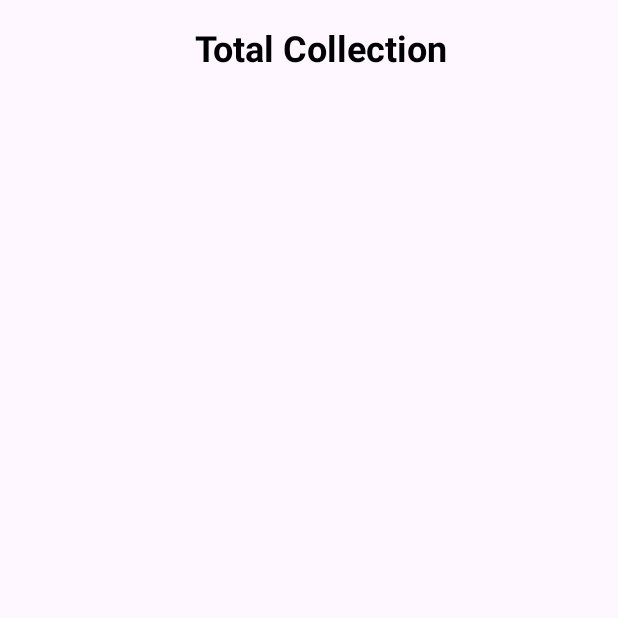
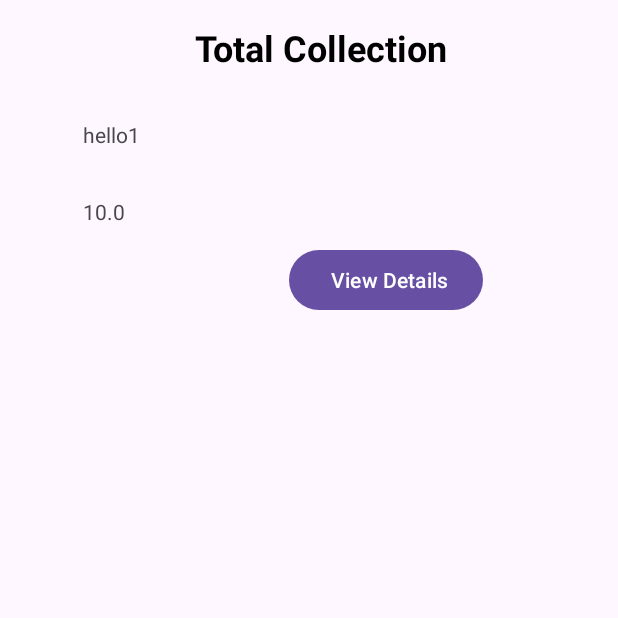
Before and after one commit to shreyasshettyb/CrowdFunding-MAD-Project, an Android app: the TotalCollection screen opened directly, with no data from a screen before it, on a phone screen of 412 x 824 dp, the top half of it. Run offline under Robolectric (Android 15) with nearby library versions, the phone set to English and light mode, and no system bars.

Commit message:
Added the recyclerview for total collection

```diff
--- /dev/null
+++ b/app/src/main/java/com/example/crowdfunding/Adapters/TotalCollectionAdapter.java
@@ -0,0 +1,61 @@
+package com.example.crowdfunding.Adapters;
+
+
+import android.view.LayoutInflater;
+import android.view.View;
+import android.view.ViewGroup;
+import android.widget.TextView;
+
+import androidx.annotation.NonNull;
+import androidx.recyclerview.widget.RecyclerView;
+
+import com.example.crowdfunding.Models.CollectorOverview;
+import com.example.crowdfunding.R;
+
+public class TotalCollectionAdapter extends RecyclerView.Adapter<TotalCollectionAdapter.ViewHolder> {
+
+    private final CollectorOverview[] localDataSet;
+
+    public static class ViewHolder extends RecyclerView.ViewHolder {
+        private final TextView collectorName, amount;
+
+        public ViewHolder(View view) {
+            super(view);
+
+            collectorName = (TextView) view.findViewById(R.id.collectorName_totalCollection);
+            amount = (TextView) view.findViewById(R.id.amount_totalCollection);
+        }
+
+        public TextView getCollectorNameTextView() {
+            return collectorName;
+        }
+        public TextView getAmountTextView() {
+            return amount;
+        }
+    }
+
+    public TotalCollectionAdapter(CollectorOverview[] dataSet) {
+        localDataSet = dataSet;
+    }
+
+    @NonNull
+    @Override
+    public ViewHolder onCreateViewHolder(ViewGroup viewGroup, int viewType) {
+        View view = LayoutInflater.from(viewGroup.getContext())
+                .inflate(R.layout.text_row_item_total_collection, viewGroup, false);
+
+        return new ViewHolder(view);
+    }
+
+    @Override
+    public void onBindViewHolder(ViewHolder viewHolder, final int position) {
+
+        viewHolder.getCollectorNameTextView().setText(localDataSet[position].getCollectorName());
+        viewHolder.getAmountTextView().setText(String.format("%s", localDataSet[position].getAmount()));
+    }
+
+    @Override
+    public int getItemCount() {
+        return localDataSet.length;
+    }
+}
--- /dev/null
+++ b/app/src/main/java/com/example/crowdfunding/DBHelpers/TransactionDBHelper.java
@@ -0,0 +1,76 @@
+package com.example.crowdfunding.DBHelpers;
+
+import android.annotation.SuppressLint;
+import android.content.ContentValues;
+import android.content.Context;
+import android.database.Cursor;
+import android.database.sqlite.SQLiteDatabase;
+import android.database.sqlite.SQLiteOpenHelper;
+import android.util.Log;
+
+import androidx.annotation.Nullable;
+
+import com.example.crowdfunding.Models.CollectorOverview;
+import com.example.crowdfunding.Models.Transaction;
+
+public class TransactionDBHelper extends SQLiteOpenHelper {
+
+    public TransactionDBHelper(@Nullable Context context, @Nullable String name, @Nullable SQLiteDatabase.CursorFactory factory, int version) {
+        super(context, name, factory, version);
+    }
+
+    @Override
+    public void onCreate(SQLiteDatabase db) {
+        String create = "CREATE TABLE transactions (donorName TEXT, upiID TEXT, transactionID TEXT PRIMARY KEY, dateTime DATETIME, amount NUMBER, collectorEmail TEXT, collectorName TEXT, fundingCode TEXT)";
+        db.execSQL(create);
+    }
+
+    @Override
+    public void onUpgrade(SQLiteDatabase db, int oldVersion, int newVersion) {
+        String drop = "DROP TABLE IF EXISTS transactions";
+        db.execSQL(drop);
+        onCreate(db);
+    }
+
+    public boolean addTransaction(Transaction t){
+        try {
+            SQLiteDatabase db = this.getWritableDatabase();
+            ContentValues values = new ContentValues();
+            values.put("donorName", t.getDonorName());
+            values.put("upiID", t.getUpiID());
+            values.put("transactionID", t.getTransactionID());
+            values.put("dateTime", t.getDateTime());
+            values.put("amount", t.getAmount());
+            values.put("collectorEmail", t.getCollectorEmail());
+            values.put("collectorName", t.getCollectorName());
+            values.put("fundingCode", t.getFundingCode());
+            long k = db.insert("transactions", null, values);
+            db.close();
+            return k != -1;
+        }catch (Exception e){
+            Log.e("myTag", e + "");
+        }
+        return false;
+    }
+
+    public Cursor getTransactions(String email){
+        SQLiteDatabase db = this.getReadableDatabase();
+        @SuppressLint("Recycle")
+        Cursor cursor = db.rawQuery("Select * from transactions where email=?", new String[] {email});
+        return cursor;
+    }
+
+    public CollectorOverview[] getCollectorOverview(String fundingCode){
+        try{
+            SQLiteDatabase db = this.getReadableDatabase();
+            //Cursor cursor = db.rawQuery("Select * from transactions where fundingCode=?", new String[] {fundingCode});
+//            if(cursor != null && cursor.moveToFirst())
+//                return new CollectorOverview[]{new CollectorOverview("Error while fetching", 0.0)};
+            db.close();
+            return new CollectorOverview[] {new CollectorOverview("hello1", 10.0)} ;
+        }catch (Exception e){
+            Log.e("myTag", "" + e);
+        }
+        return new CollectorOverview[] {new CollectorOverview("Error while fetching", 0.0)} ;
+    }
+}
--- /dev/null
+++ b/app/src/main/java/com/example/crowdfunding/Models/CollectorOverview.java
@@ -0,0 +1,19 @@
+package com.example.crowdfunding.Models;
+
+public class CollectorOverview {
+    private final String collectorName;
+    private final double amount;
+
+    public CollectorOverview(String collectorName, Double amount) {
+        this.collectorName = collectorName;
+        this.amount = amount;
+    }
+
+    public String getCollectorName() {
+        return collectorName;
+    }
+
+    public Double getAmount() {
+        return amount;
+    }
+}
--- a/app/src/main/java/com/example/crowdfunding/User.java
+++ b/app/src/main/java/com/example/crowdfunding/Models/User.java
@@ -1,7 +1,7 @@
-package com.example.crowdfunding;
+package com.example.crowdfunding.Models;
 
 public class User {
-    private String name, email, password, type, fundingCode, fundingName;
+    private final String name, email, password, type, fundingCode, fundingName;
 
     public User(String name, String email, String password, String type, String fundingCode, String fundingName) {
         this.name = name;
--- a/app/src/main/java/com/example/crowdfunding/TotalCollection.java
+++ b/app/src/main/java/com/example/crowdfunding/TotalCollection.java
@@ -1,14 +1,29 @@
 package com.example.crowdfunding;
 
 import androidx.appcompat.app.AppCompatActivity;
+import androidx.recyclerview.widget.LinearLayoutManager;
+import androidx.recyclerview.widget.RecyclerView;
 
+import android.content.Intent;
 import android.os.Bundle;
 
+import com.example.crowdfunding.Adapters.TotalCollectionAdapter;
+import com.example.crowdfunding.DBHelpers.TransactionDBHelper;
+
 public class TotalCollection extends AppCompatActivity {
-
+    RecyclerView recyclerView;
+    TransactionDBHelper helper;
     @Override
     protected void onCreate(Bundle savedInstanceState) {
         super.onCreate(savedInstanceState);
         setContentView(R.layout.activity_total_collection);
+        Intent it = getIntent();
+
+        recyclerView = findViewById(R.id.recyclerViewTotalCollection);
+        recyclerView.setLayoutManager(new LinearLayoutManager(this));
+
+        helper = new TransactionDBHelper(this, "innodb", null, 1);
+        TotalCollectionAdapter adapter = new TotalCollectionAdapter(helper.getCollectorOverview(it.getStringExtra("FundingCode")));
+        recyclerView.setAdapter(adapter);
     }
 }
--- a/app/src/main/res/layout/activity_total_collection.xml
+++ b/app/src/main/res/layout/activity_total_collection.xml
@@ -27,18 +27,17 @@
 </androidx.appcompat.widget.Toolbar>
 
     <androidx.swiperefreshlayout.widget.SwipeRefreshLayout
-        android:id="@+id/fdgdrg"
         android:layout_width="0dp"
         android:layout_height="0dp"
         app:layout_constraintBottom_toBottomOf="parent"
         app:layout_constraintEnd_toEndOf="parent"
-        app:layout_constraintHorizontal_bias="1.0"
+        app:layout_constraintHorizontal_bias="0.0"
         app:layout_constraintStart_toStartOf="parent"
         app:layout_constraintTop_toBottomOf="@+id/toolbar"
         app:layout_constraintVertical_bias="1.0">
 
         <androidx.recyclerview.widget.RecyclerView
-            android:id="@+id/recyclerView"
+            android:id="@+id/recyclerViewTotalCollection"
             android:layout_width="0dp"
             android:layout_height="0dp" />
 
--- /dev/null
+++ b/app/src/main/res/layout/text_row_item_total_collection.xml
@@ -0,0 +1,52 @@
+<?xml version="1.0" encoding="utf-8"?>
+<androidx.constraintlayout.widget.ConstraintLayout xmlns:android="http://schemas.android.com/apk/res/android"
+    xmlns:app="http://schemas.android.com/apk/res-auto"
+    xmlns:tools="http://schemas.android.com/tools"
+    android:layout_width="wrap_content"
+    android:layout_height="wrap_content">
+
+    <androidx.constraintlayout.widget.ConstraintLayout
+        android:layout_width="405dp"
+        android:layout_height="154dp"
+        app:layout_constraintBottom_toBottomOf="parent"
+        app:layout_constraintEnd_toEndOf="parent"
+        app:layout_constraintStart_toStartOf="parent"
+        app:layout_constraintTop_toTopOf="parent"
+        app:layout_constraintVertical_bias="0.356">
+
+        <TextView
+            android:id="@+id/collectorName_totalCollection"
+            android:layout_width="wrap_content"
+            android:layout_height="wrap_content"
+            android:layout_marginTop="16dp"
+            android:hint="collectorName"
+            app:layout_constraintEnd_toEndOf="parent"
+            app:layout_constraintHorizontal_bias="0.175"
+            app:layout_constraintStart_toStartOf="parent"
+            app:layout_constraintTop_toTopOf="parent" />
+
+        <TextView
+            android:id="@+id/amount_totalCollection"
+            android:layout_width="wrap_content"
+            android:layout_height="wrap_content"
+            android:layout_marginTop="32dp"
+            android:hint="Amount"
+            app:layout_constraintEnd_toEndOf="parent"
+            app:layout_constraintHorizontal_bias="0.155"
+            app:layout_constraintStart_toStartOf="parent"
+            app:layout_constraintTop_toBottomOf="@+id/collectorName_totalCollection" />
+
+        <Button
+            android:id="@+id/view_totalCollection"
+            android:layout_width="wrap_content"
+            android:layout_height="wrap_content"
+            android:layout_marginTop="12dp"
+            android:text=" View Details"
+            app:layout_constraintBottom_toBottomOf="parent"
+            app:layout_constraintEnd_toEndOf="parent"
+            app:layout_constraintHorizontal_bias="0.698"
+            app:layout_constraintStart_toStartOf="parent"
+            app:layout_constraintTop_toBottomOf="@+id/amount_totalCollection"
+            app:layout_constraintVertical_bias="0.0" />
+    </androidx.constraintlayout.widget.ConstraintLayout>
+</androidx.constraintlayout.widget.ConstraintLayout>
```
Also changed, not shown: app/src/main/java/com/example/crowdfunding/CollectFunds.java (+6 -1 lines), app/src/main/java/com/example/crowdfunding/DBHelpers/UserDBHelper.java (renamed from app/src/main/java/com/example/crowdfunding/UserDBHelper.java, +23 -14 lines), app/src/main/java/com/example/crowdfunding/Home.java (+18 -12 lines), app/src/main/java/com/example/crowdfunding/LoginActivity.java (+5 -2 lines), app/src/main/java/com/example/crowdfunding/Models/Transaction.java (added, +46 -0 lines), app/src/main/java/com/example/crowdfunding/SignupActivity.java (+8 -3 lines), app/src/main/java/com/example/crowdfunding/Transaction.java (deleted, +0 -39 lines), app/src/main/java/com/example/crowdfunding/TransactionDBHelper.java (deleted, +0 -53 lines).
